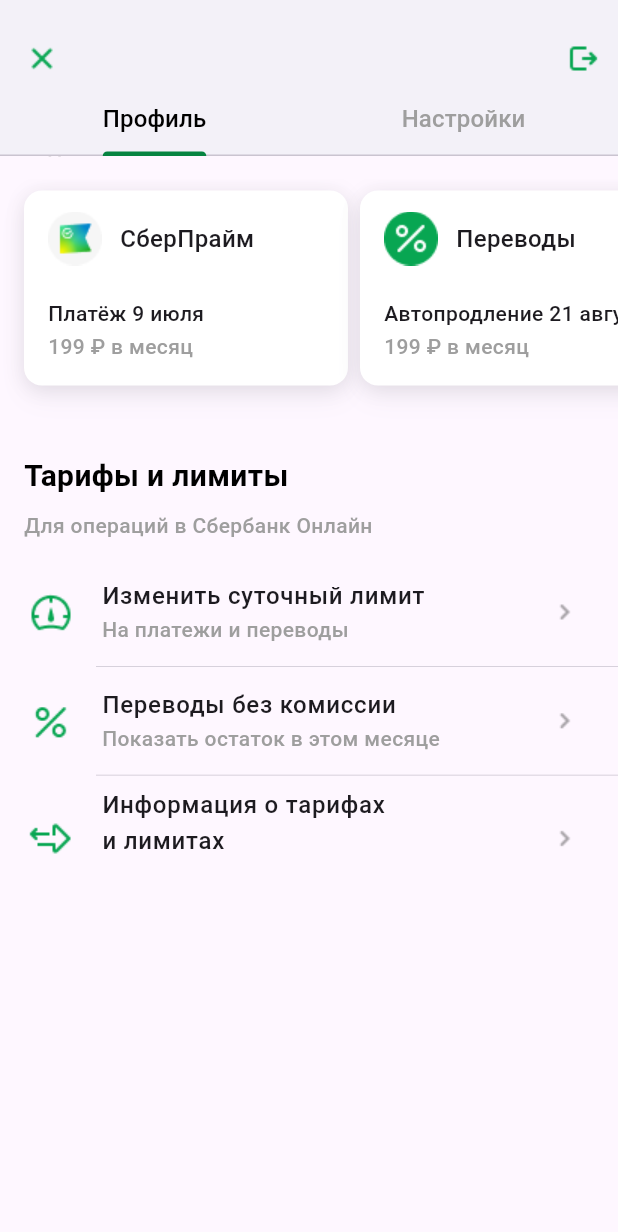
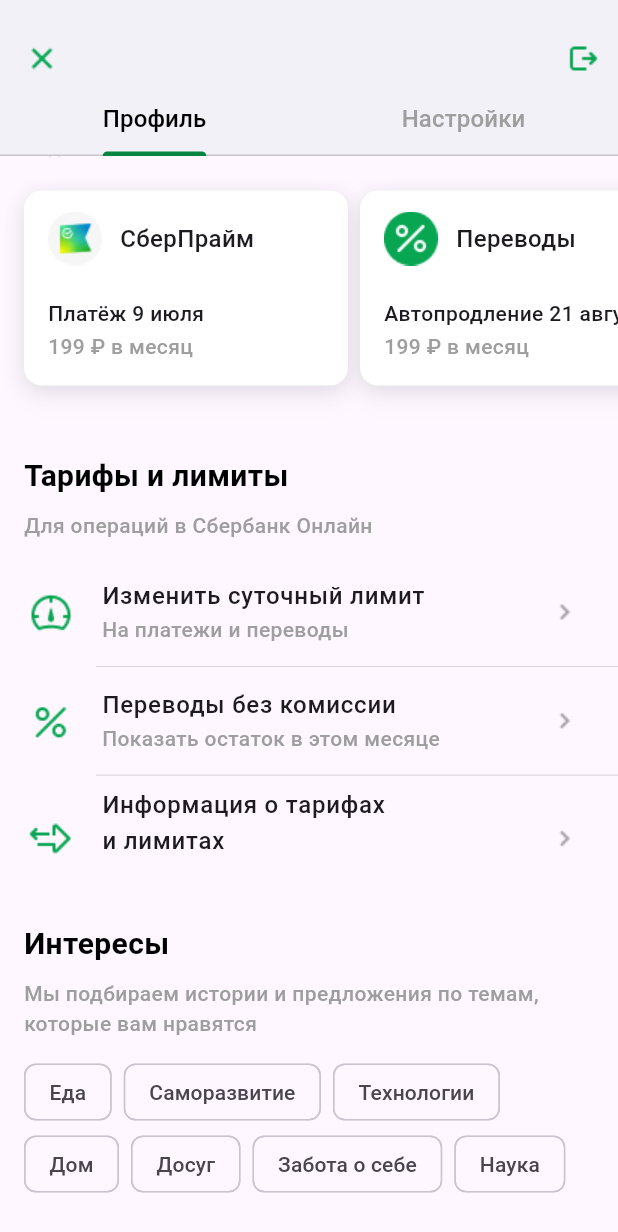
Before and after one commit to TheGood77/flutter_lab1, a Flutter app: the screen it shows after launch, scrolled down 306 dp, on a phone screen of 412 x 824 dp. Shown: the top 1232 px of the screen. Run offline on Flutter 3.47's test engine with Material 3 defaults, Android fonts, the phone set to English and light mode, and no system bars; Roboto replaces fonts that are missing (fonts/SF-Pro-Display-Bold, fonts/SF-Pro-Text-Bold, fonts/SF-Pro-Text-Medium).

Commit message:
add chips component

```diff
--- /dev/null
+++ b/lib/screens/main/components/chips_component.dart
@@ -0,0 +1,97 @@
+import 'package:flutter/material.dart';
+import 'package:flutter_lab1/theme/colors.dart';
+import 'package:flutter_lab1/theme/strings.dart';
+
+class ChipsContent {
+  static final List<String> interestChips = <String>[
+    Strings.foodChip,
+    Strings.selfDevelopmentChip,
+    Strings.techChip,
+    Strings.homeChip,
+    Strings.leisureChip,
+    Strings.selfCareChip,
+    Strings.scienceChip,
+  ];
+
+  static Map<String, bool> getTagsMap() {
+    return {for (var v in interestChips) v: false};
+  }
+
+  static Map<String, bool> interestItemMap = getTagsMap();
+}
+
+class ChipsList extends StatefulWidget {
+  const ChipsList({super.key});
+
+  @override
+  State<ChipsList> createState() => _ChipsListState();
+}
+
+class _ChipsListState extends State<ChipsList> {
+  @override
+  Widget build(BuildContext context) {
+    return Wrap(
+      spacing: 8,
+      children: List<Widget>.generate(
+        ChipsContent.interestChips.length,
+        (int index) => Builder(
+          builder: (BuildContext context) {
+            return SelectableInterestChip(
+              label: Text(ChipsContent.interestItemMap.keys.elementAt(index)),
+              selected: ChipsContent.interestItemMap.values.elementAt(index),
+              onSelected: (bool selected) {
+                setState(() {
+                  ChipsContent.interestItemMap[ChipsContent.interestItemMap.keys
+                      .elementAt(index)] = selected;
+                });
+              },
+            );
+          },
+        ),
+      ),
+    );
+  }
+}
+
+class SelectableInterestChip extends StatefulWidget {
+  final Widget label;
+  final bool selected;
+  final ValueChanged<bool> onSelected;
+
+  const SelectableInterestChip({
+    Key? key,
+    required this.label,
+    required this.selected,
+    required this.onSelected,
+  }) : super(key: key);
+
+  @override
+  _SelectableFilterChipState createState() => _SelectableFilterChipState();
+}
+
+class _SelectableFilterChipState extends State<SelectableInterestChip> {
+  bool _selected = false;
+
+  @override
+  void initState() {
+    super.initState();
+    _selected = widget.selected;
+  }
+
+  @override
+  Widget build(BuildContext context) {
+    return FilterChip(
+      label: widget.label,
+      selected: _selected,
+      onSelected: (bool selected) {
+        setState(() {
+          _selected = selected;
+          widget.onSelected(selected);
+        });
+      },
+      showCheckmark: false,
+      selectedColor:
+          _selected ? ColorsList.tabIndicator : ColorsList.grayColor,
+    );
+  }
+}
--- a/lib/screens/main/profile.dart
+++ b/lib/screens/main/profile.dart
@@ -1,10 +1,11 @@
 import 'package:flutter/material.dart';
-import 'package:flutter_lab1/screens/main/components/carousel/carousel_scroll.dart';
-import 'package:flutter_lab1/screens/main/components/tab_bar.dart';
-import 'package:flutter_lab1/screens/main/components/tariff/tariff_list.dart';
-import 'package:flutter_lab1/screens/main/components/title_component.dart';
 import 'package:flutter_lab1/theme/other.dart';
 import 'package:flutter_lab1/theme/strings.dart';
+import 'package:flutter_lab1/screens/main/components/tab_bar.dart';
+import 'package:flutter_lab1/screens/main/components/title_component.dart';
+import 'package:flutter_lab1/screens/main/components/carousel/carousel_scroll.dart';
+import 'package:flutter_lab1/screens/main/components/tariff/tariff_list.dart';
+import 'package:flutter_lab1/screens/main/components/chips_component.dart';
 
 class ProfilePage extends StatefulWidget {
   const ProfilePage({super.key});
@@ -46,6 +47,7 @@ class _ProfilePageState extends State<ProfilePage>
               controller: _tabController,
               children: [
                 Column(
+                  crossAxisAlignment: CrossAxisAlignment.start,
                   children: [
                     const SizedBox(height: 16),
                     TitleComponent(
@@ -63,6 +65,17 @@ class _ProfilePageState extends State<ProfilePage>
                       ),
                     ),
                     TariffList(itemsContent: Other.tariffList),
+                    TitleComponent(
+                      title: Strings.interestTitle,
+                      description: Strings.interestDescription,
+                    ),
+                    const Padding(
+                      padding: EdgeInsets.only(
+                        left: 16,
+                        right: 16,
+                      ),
+                      child: ChipsList(),
+                    ),
                   ],
                 ),
                 Container(
--- a/lib/theme/other.dart
+++ b/lib/theme/other.dart
@@ -1,7 +1,7 @@
 import 'package:flutter/material.dart';
+import 'package:flutter_lab1/theme/strings.dart';
 import 'package:flutter_lab1/screens/main/components/carousel/carousel_card.dart';
 import 'package:flutter_lab1/screens/main/components/tariff/tariff_item.dart';
-import 'package:flutter_lab1/theme/strings.dart';
 
 class Other {
   static List<CardContent> connectionsList = [
--- a/lib/theme/strings.dart
+++ b/lib/theme/strings.dart
@@ -17,4 +17,15 @@ class Strings {
   static String secondItemTitle = 'Переводы без комиссии';
   static String secondItemDescription = 'Показать остаток в этом месяце';
   static String thirdItemTitle = 'Информация о тарифах\nи лимитах';
+  static String interestTitle = 'Интересы';
+  static String interestDescription =
+      'Мы подбираем истории и предложения по темам, которые вам нравятся';
+  static String firstInterestItem = 'Интересы';
+  static String foodChip = 'Еда';
+  static String selfDevelopmentChip = 'Саморазвитие';
+  static String techChip = 'Технологии';
+  static String homeChip = 'Дом';
+  static String leisureChip = 'Досуг';
+  static String selfCareChip = 'Забота о себе';
+  static String scienceChip = 'Наука';
 }
```
